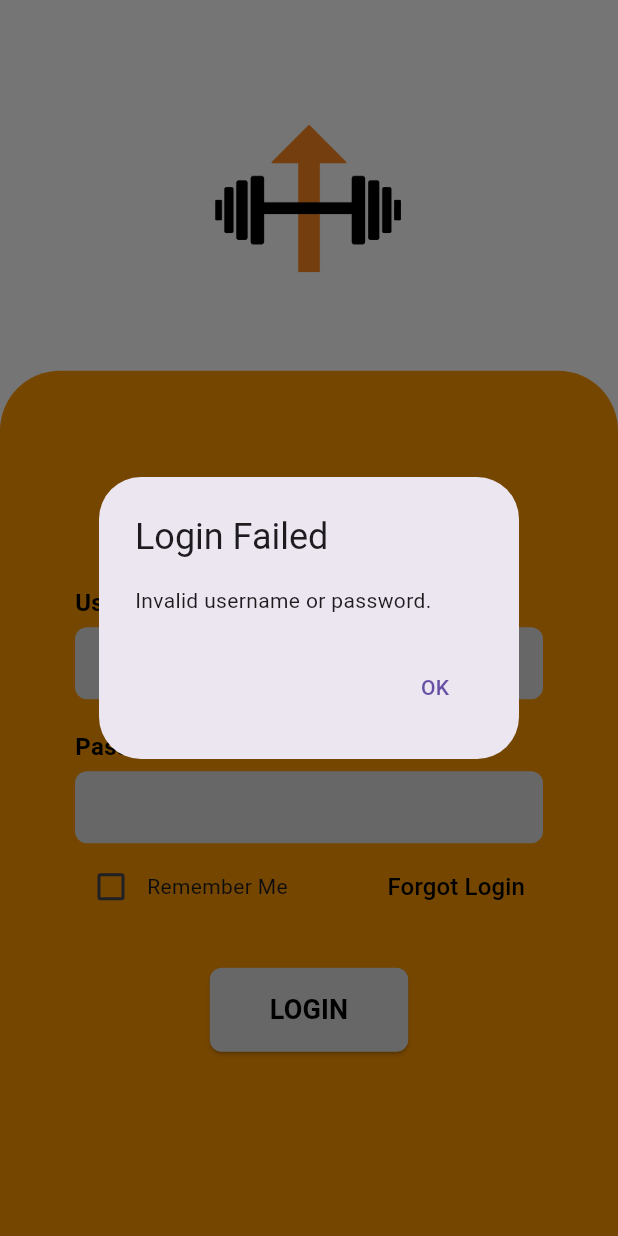
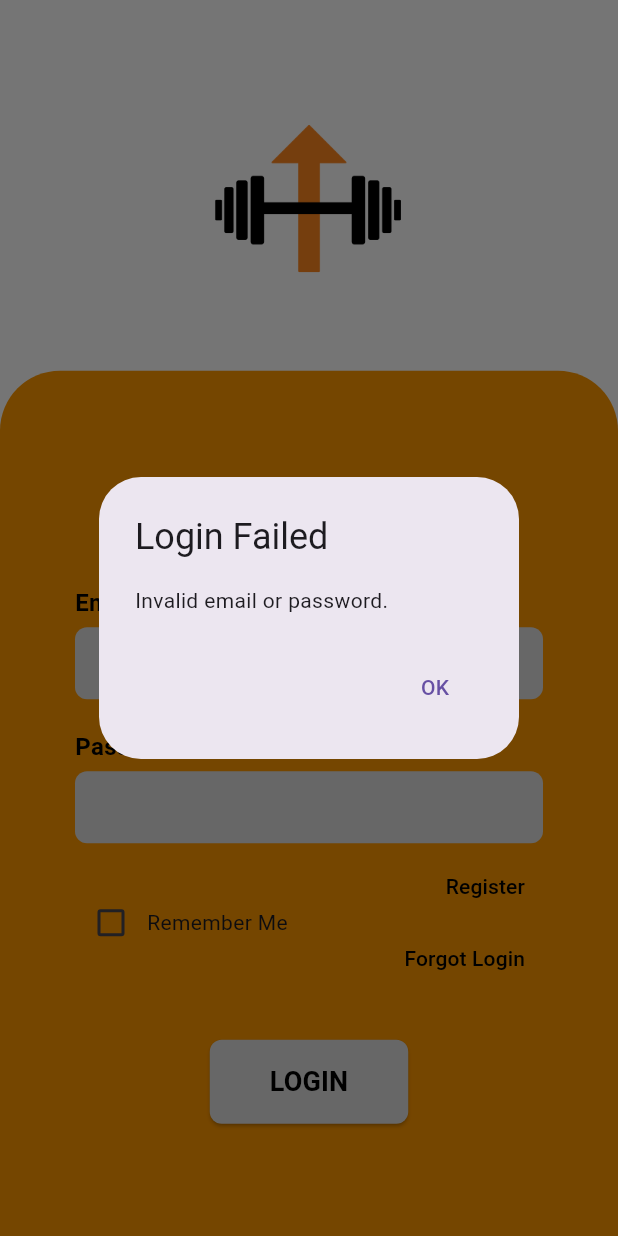
Before and after one commit to tranandrew21/liftup, a Flutter app: the screen it shows after launch, after a tap on "LOGIN", on a phone screen of 412 x 824 dp. Run offline on Flutter 3.47's test engine with Material 3 defaults, Android fonts, the phone set to English and light mode, and no system bars; our stand-ins replace shared_preferences, sqflite; accounts and stored records are empty.

Commit message:
updated and implemented offline db

```diff
--- /dev/null
+++ b/lib/database/dbhelper.dart
@@ -0,0 +1,94 @@
+import 'package:sqflite/sqflite.dart';
+import 'package:path/path.dart';
+import 'dart:convert';
+import 'package:crypto/crypto.dart';
+
+class DatabaseHelper {
+  static final DatabaseHelper instance = DatabaseHelper._init();
+  static Database? _database;
+
+  DatabaseHelper._init();
+
+  Future<Database> get database async {
+    if (_database != null) return _database!;
+    _database = await _initDB();
+
+    return _database!;
+  }
+
+  Future<Database> _initDB() async {
+    final dbPath = await getDatabasesPath();
+    final path = join(dbPath, "app_database.db");
+
+    return await openDatabase(
+      path,
+      version: 1,
+      onCreate: _createDB,
+    );
+  }
+
+  Future<void> _createDB(Database db, int version) async {
+    await db.execute('''CREATE TABLE users (
+          id INTEGER PRIMARY KEY AUTOINCREMENT,
+          username TEXT NOT NULL,
+          email TEXT NOT NULL,
+          password TEXT NOT NULL)''');
+  }
+
+  Future<int> insert(String table, Map<String, dynamic> data) async {
+    final db = await instance.database;
+    return await db.insert(table, data);
+  }
+
+  // ✅ Retrieve all records from a table
+  Future<List<Map<String, dynamic>>> getAll(String table) async {
+    final db = await instance.database;
+    return await db.query(table);
+  }
+
+  // ✅ Update a record in a table
+  Future<int> update(
+      String table, Map<String, dynamic> data, String column, int id) async {
+    final db = await instance.database;
+    return await db.update(table, data, where: "$column = ?", whereArgs: [id]);
+  }
+
+  // ✅ Delete a record from a table
+  Future<int> delete(String table, String column, int id) async {
+    final db = await instance.database;
+    return await db.delete(table, where: "$column = ?", whereArgs: [id]);
+  }
+
+  String _hashPassword(String password) {
+    final bytes = utf8.encode(password); // Convert password to bytes
+    final hash = sha256.convert(bytes); // Hash the password
+    return hash.toString(); // Convert to hex string
+  }
+
+  Future<int> registerUser(
+      String username, String email, String password) async {
+    final db = await instance.database;
+    final hashedPassword = _hashPassword(password);
+    return await db.insert('users', {
+      'username': username,
+      'email': email,
+      'password': hashedPassword,
+    });
+  }
+
+  // ✅ Authenticate user login
+  Future<Map<String, dynamic>?> loginUser(String email, String password) async {
+    final db = await instance.database;
+    final hashedPassword = _hashPassword(password); // ✅ Hash input before checking
+    final List<Map<String, dynamic>> users = await db.query(
+      'users',
+      where: 'email = ? AND password = ?',
+      whereArgs: [email.trim(), hashedPassword],
+    );
+
+    if (users.isNotEmpty) {
+      return users.first; // ✅ Return user data if found
+    }
+    return null; // ❌ Return null if no match
+  }
+}
--- a/lib/main.dart
+++ b/lib/main.dart
@@ -26,10 +26,14 @@
 // }
 
 import 'package:flutter/material.dart';
+import 'package:lift_up/database/dbhelper.dart';
 import 'package:lift_up/view/home/home_view.dart';
 import 'package:lift_up/view/login/login_view.dart';
 
-void main() {
+void main() async {
+  WidgetsFlutterBinding.ensureInitialized(); // ✅ Ensure async code runs before app starts
+
+  await DatabaseHelper.instance.database; // ✅ Force SQLite initialization
   runApp(MyApp());
 }
 
--- a/lib/view/login/login_view.dart
+++ b/lib/view/login/login_view.dart
@@ -1,5 +1,8 @@
 import 'package:flutter/material.dart';
+import 'package:lift_up/view/home/home_view.dart';
 import 'package:shared_preferences/shared_preferences.dart';
+import 'package:lift_up/database/dbhelper.dart';
+import 'register.dart';
 
 class LoginView extends StatefulWidget {
   const LoginView({super.key});
@@ -13,39 +16,70 @@ class _LoginViewState extends State<LoginView>
   late AnimationController _animationController;
   late Animation<double> _logoAnimation;
   late Animation<double> _formAnimation;
-  final TextEditingController _usernameController = TextEditingController();
+
   final TextEditingController _passwordController = TextEditingController();
-
+  final TextEditingController _emailController = TextEditingController();
   bool _rememberMe = false; // tracks state of remember me button
 
-  final String validUsername = "user";
-  final String validPassword = "password";
+  // Future<void> _login() async {
+  //   if (_usernameController.text == validUsername &&
+  //       _passwordController.text == validPassword) {
+  //     final prefs = await SharedPreferences.getInstance();
+  //     await prefs.setBool('rememberMe', _rememberMe);
+  //     Navigator.pushReplacementNamed(context, '/home');
+  //   } else {
+  //     showDialog(
+  //       context: context,
+  //       builder: (context) {
+  //         return AlertDialog(
+  //           title: Text("Login Failed"),
+  //           content: Text("Invalid username or password."),
+  //           actions: [
+  //             TextButton(
+  //               onPressed: () {
+  //                 Navigator.pop(context);
+  //               },
+  //               child: Text("OK"),
+  //             ),
+  //           ],
+  //         );
+  //       },
+  //     );
+  //   }
+  // }
+  Future<void> _login() async {
+    final email = _emailController.text;
+    final password = _passwordController.text;
+    final user = await DatabaseHelper.instance.loginUser(email, password);
 
-  Future<void> _login() async {
-    if (_usernameController.text == validUsername &&
-        _passwordController.text == validPassword) {
+    if (user != null) {
       final prefs = await SharedPreferences.getInstance();
-      await prefs.setBool('rememberMe', _rememberMe);
-      Navigator.pushReplacementNamed(context, '/home');
+      if (_rememberMe) {
+        await prefs.setBool('rememberMe', true);
+      }
+      Navigator.pushReplacement(
+        context,
+        MaterialPageRoute(builder: (context) => HomeView()),
+      );
     } else {
+      _showErrorDialog();
+    }
+  }
+
+  void _showErrorDialog() {
     showDialog(
       context: context,
-        builder: (context) {
-          return AlertDialog(
+      builder: (context) => AlertDialog(
         title: Text("Login Failed"),
-            content: Text("Invalid username or password."),
+        content: Text("Invalid email or password."),
         actions: [
           TextButton(
-                onPressed: () {
-                  Navigator.pop(context);
-                },
+            onPressed: () => Navigator.pop(context),
             child: Text("OK"),
           ),
         ],
+      ),
     );
-        },
-      );
-    }
   }
 
   Future<void> _checkRememberMe() async {
@@ -53,9 +87,10 @@ class _LoginViewState extends State<LoginView>
     final isRemembered = prefs.getBool('rememberMe') ?? false;
 
     if (isRemembered && mounted) {
-      WidgetsBinding.instance.addPostFrameCallback((_) {
-        Navigator.pushReplacementNamed(context, '/home');
-      });
+      Navigator.pushReplacement(
+        context,
+        MaterialPageRoute(builder: (context) => HomeView()),
+      );
     }
   }
   // Check if "Remember Me" is enabled and auto-login if true
@@ -68,7 +103,7 @@ class _LoginViewState extends State<LoginView>
     // Initialize the animation controller
     _animationController = AnimationController(
       vsync: this,
-      duration: const Duration(seconds: 3),
+      duration: const Duration(seconds: 1),
     );
 
     // Logo animation: moves upward
@@ -153,14 +188,14 @@ class _LoginViewState extends State<LoginView>
                           ),
                         ),
                         const SizedBox(height: 30),
-                        Text("Username:",
+                        Text("Email:",
                             style: TextStyle(
                                 fontSize: 16,
                                 color: Colors.black,
                                 fontWeight: FontWeight.w600)),
                         const SizedBox(height: 5),
                         TextField(
-                          controller: _usernameController,
+                          controller: _emailController,
                           decoration: InputDecoration(
                             filled: true,
                             fillColor: Colors.grey[300],
@@ -225,15 +260,35 @@ class _LoginViewState extends State<LoginView>
                                 Text("Remember Me"),
                               ],
                             ),
+                            Column(
+                              crossAxisAlignment: CrossAxisAlignment.end,
+                              children: [
+                                TextButton(
+                                  onPressed: () {
+                                    Navigator.push(
+                                      context,
+                                      MaterialPageRoute(builder: (context) => RegisterView()),
+                                    );
+                                  },
+                                  child: const Text(
+                                    "Register",
+                                    style: TextStyle(
+                                      color: Colors.black,
+                                      fontSize: 14,
+                                    ),
+                                  ),
+                                ),
                                 TextButton(
                                   onPressed: () {},
                                   child: const Text(
                                     "Forgot Login",
                                     style: TextStyle(
                                       color: Colors.black,
-                                  fontSize: 16,
+                                      fontSize: 14,
                                     ),
                                   ),
+                                ),
+                              ],
                             ),
                           ],
                         ),
--- a/pubspec.yaml
+++ b/pubspec.yaml
@@ -34,6 +34,9 @@ dependencies:
   # Use with the CupertinoIcons class for iOS style icons.
   cupertino_icons: ^1.0.8
   shared_preferences: ^2.5.1
+  sqflite: ^2.4.1
+  path_provider: ^2.1.5
+  crypto: ^3.0.6
 
 dev_dependencies:
   flutter_test:
```
Also changed, not shown: lib/view/home/navigation.dart (+64 -1 lines), lib/view/login/register.dart (added, +86 -0 lines), pubspec.lock, 94 other files. Lines whose indentation alone changed are shown as unchanged.
